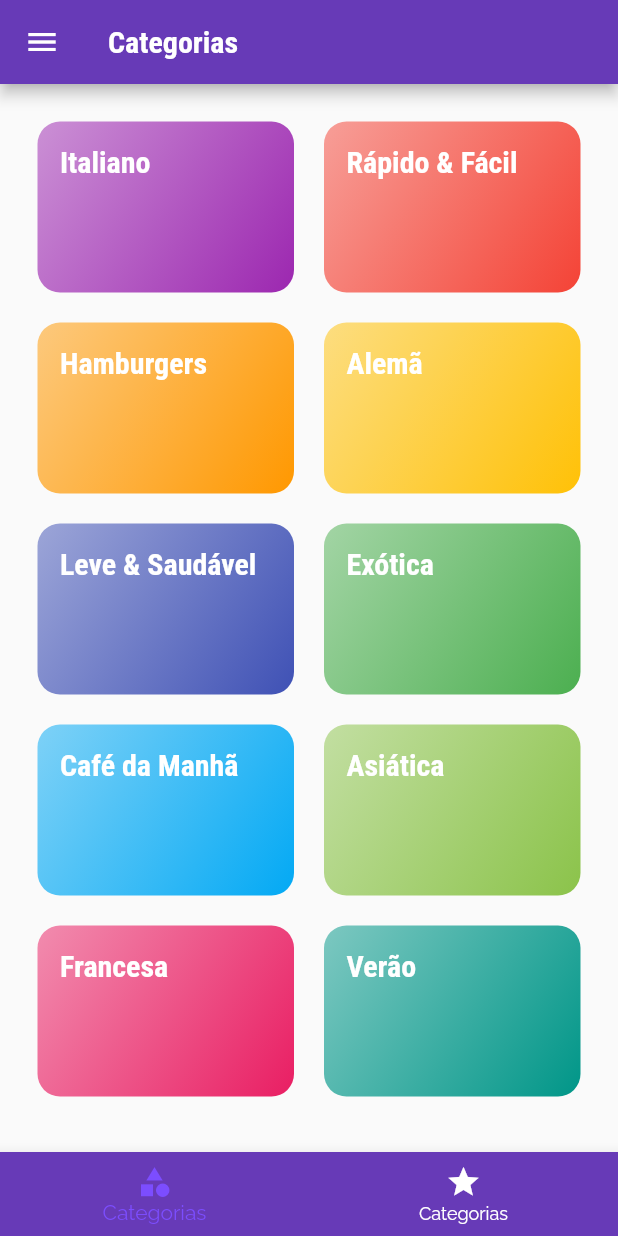
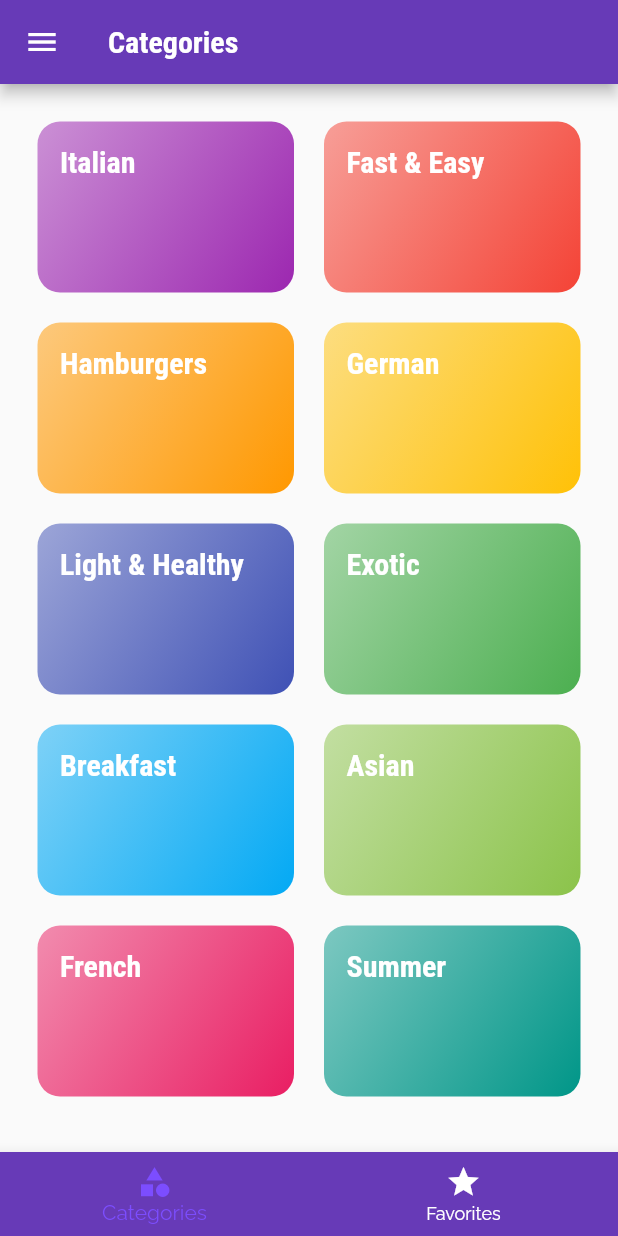
Before and after one commit to joaoffnogueira/purple_recipes, a Flutter app: the screen it shows after launch, on a phone screen of 412 x 824 dp. Run offline on Flutter 3.47's test engine with Material 2 defaults, Android fonts, the phone set to English and light mode, and no system bars.

Commit message:
Translate text to english

```diff
--- a/lib/components/category_item.dart
+++ b/lib/components/category_item.dart
@@ -22,10 +22,6 @@ class CategoryItem extends StatelessWidget {
       borderRadius: BorderRadius.circular(15),
       child: Container(
         padding: const EdgeInsets.all(15),
-        child: Text(
-          category.title,
-          style: Theme.of(context).textTheme.headline6,
-        ),
         decoration: BoxDecoration(
             borderRadius: BorderRadius.circular(15),
             gradient: LinearGradient(
@@ -36,6 +32,10 @@ class CategoryItem extends StatelessWidget {
               begin: Alignment.topLeft,
               end: Alignment.bottomRight,
             )),
+        child: Text(
+          category.title,
+          style: Theme.of(context).textTheme.headline6,
+        ),
       ),
     );
   }
--- a/lib/data/dummy_data.dart
+++ b/lib/data/dummy_data.dart
@@ -5,12 +5,12 @@ import '../models/category.dart';
 const DUMMY_CATEGORIES = [
   Category(
     id: 'c1',
-    title: 'Italiano',
+    title: 'Italian',
     color: Colors.purple,
   ),
   Category(
     id: 'c2',
-    title: 'Rápido & Fácil',
+    title: 'Fast & Easy',
     color: Colors.red,
   ),
   Category(
@@ -20,37 +20,37 @@ const DUMMY_CATEGORIES = [
   ),
   Category(
     id: 'c4',
-    title: 'Alemã',
+    title: 'German',
     color: Colors.amber,
   ),
   Category(
     id: 'c5',
-    title: 'Leve & Saudável',
+    title: 'Light & Healthy',
     color: Colors.indigo,
   ),
   Category(
     id: 'c6',
-    title: 'Exótica',
+    title: 'Exotic',
     color: Colors.green,
   ),
   Category(
     id: 'c7',
-    title: 'Café da Manhã',
+    title: 'Breakfast',
     color: Colors.lightBlue,
   ),
   Category(
     id: 'c8',
-    title: 'Asiática',
+    title: 'Asian',
     color: Colors.lightGreen,
   ),
   Category(
     id: 'c9',
-    title: 'Francesa',
+    title: 'French',
     color: Colors.pink,
   ),
   Category(
     id: 'c10',
-    title: 'Verão',
+    title: 'Summer',
     color: Colors.teal,
   ),
 ];
--- a/lib/screens/favorite_screen.dart
+++ b/lib/screens/favorite_screen.dart
@@ -14,7 +14,7 @@ class FavoriteScreen extends StatelessWidget {
   Widget build(BuildContext context) {
     if (favoriteMeals.isEmpty) {
       return const Center(
-        child: Text('Nenhuma refeição foi marcada como favorita, ainda...'),
+        child: Text('No meal has been marked as a favorite yet...'),
       );
     } else {
       return ListView.builder(
--- a/lib/screens/meal_detail_screen.dart
+++ b/lib/screens/meal_detail_screen.dart
@@ -42,7 +42,7 @@ class MealDetailScreen extends StatelessWidget {
 
     return Scaffold(
       appBar: AppBar(
-        title: const Text('meal.title'),
+        title: Text(meal.title),
       ),
       body: SingleChildScrollView(
         child: Column(children: [
@@ -76,7 +76,7 @@ class MealDetailScreen extends StatelessWidget {
               },
             ),
           ),
-          _createSectionTitle(context, 'Instruções'),
+          _createSectionTitle(context, 'Instructions'),
           _createSectionContainer(
             ListView.builder(
               itemCount: meal.steps.length,
--- a/lib/screens/tabs_screen.dart
+++ b/lib/screens/tabs_screen.dart
@@ -33,8 +33,8 @@ class _TabScreenState extends State<TabScreen> {
   }
 
   final List<String> _tabTitles = [
-    'Categorias',
-    'Favoritos',
+    'Categories',
+    'Favorites',
   ];
 
   _selectScreen(int index) {
@@ -49,7 +49,7 @@ class _TabScreenState extends State<TabScreen> {
       appBar: AppBar(
         title: Text(_tabTitles[_selectedScreenIndex]),
       ),
-      drawer: const MainDrawer(),
+      drawer: MainDrawer(),
       body: _screens[_selectedScreenIndex],
       bottomNavigationBar: BottomNavigationBar(
           onTap: _selectScreen,
@@ -61,12 +61,12 @@ class _TabScreenState extends State<TabScreen> {
             BottomNavigationBarItem(
               backgroundColor: Theme.of(context).colorScheme.primary,
               icon: const Icon(Icons.category),
-              label: 'Categorias',
+              label: 'Categories',
             ),
             BottomNavigationBarItem(
               backgroundColor: Theme.of(context).colorScheme.primary,
               icon: const Icon(Icons.star),
-              label: 'Categorias',
+              label: 'Favorites',
             ),
           ]),
     );
```
Also changed, not shown: lib/models/meal.dart (+8 -8 lines), lib/screens/settings_screen.dart (+11 -11 lines).
